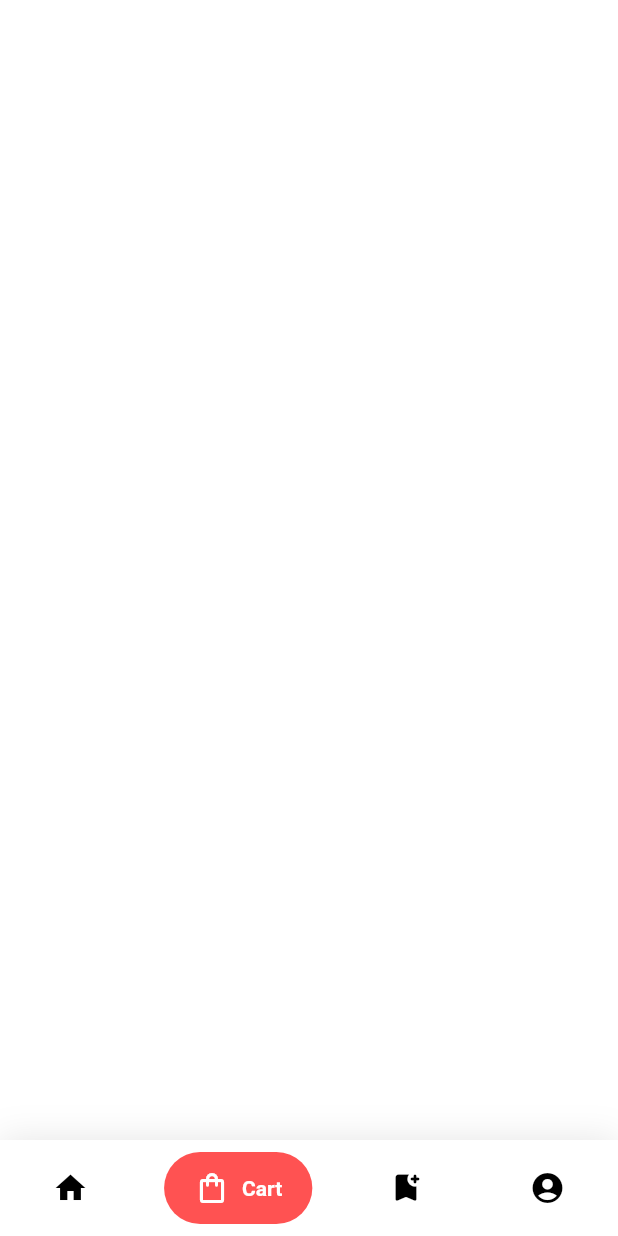
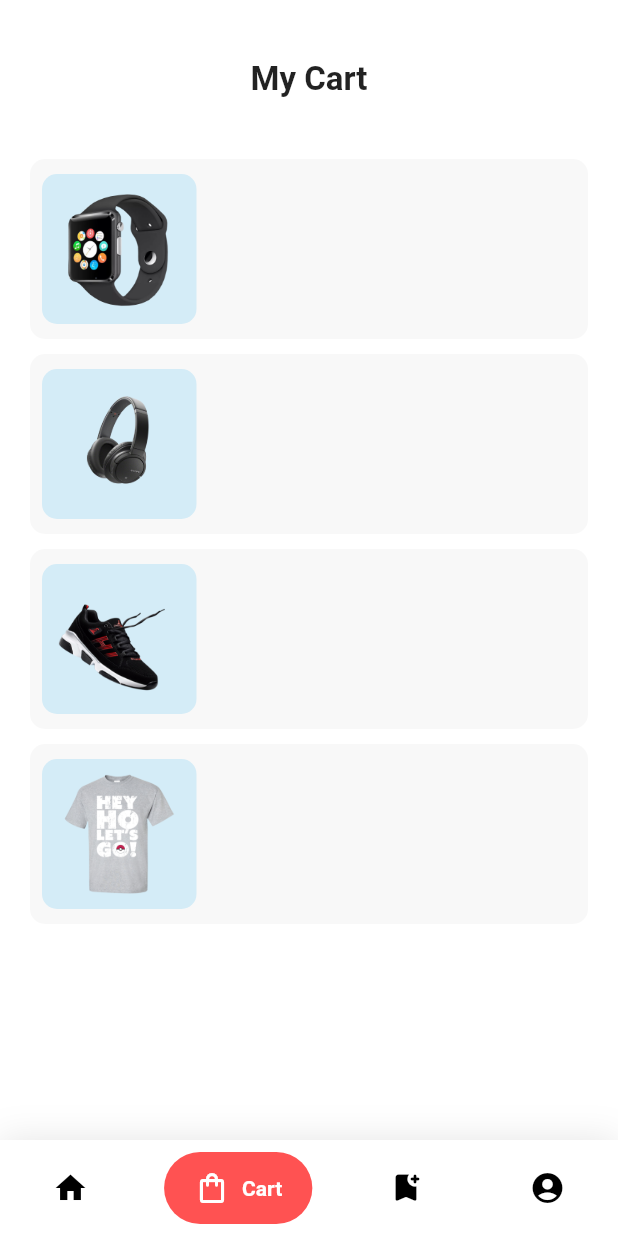
Before and after one commit to Souravcv/e-commerce, a Flutter app: the screen it shows once a user with an empty profile is signed in, item 2 of the bottom bar chosen, on a phone screen of 412 x 824 dp. Run offline on Flutter 3.47's test engine with Material 2 defaults, Android fonts, the phone set to English and light mode, and no system bars; drawn by our look-alikes of google_nav_bar; our stand-ins replace firebase_auth, firebase_core, flutter_image_slideshow, flutter_rating_bar, pinput; accounts and stored records are empty.

Commit message:
first commit

```diff
--- /dev/null
+++ b/lib/screens/cart_screen.dart
@@ -0,0 +1,164 @@
+import 'package:flutter/material.dart';
+import 'package:flutter/src/widgets/framework.dart';
+import 'package:flutter/src/widgets/placeholder.dart';
+
+class CartScreen extends StatelessWidget {
+  CartScreen({super.key});
+  List<String> pNames = [
+    "Apple Watch -M2",
+    "White Tshirt",
+    "Nike Shoe",
+    "Ear Headphone",
+  ];
+  var pSizes = ["38", "M", "S", "40"];
+
+  @override
+  Widget build(BuildContext context) {
+    return SingleChildScrollView(
+      child: Padding(
+        padding: EdgeInsets.only(top: 40, right: 20, left: 20),
+        child: Column(
+          children: [
+            Align(
+              child: Text(
+                "My Cart",
+                style: TextStyle(fontSize: 22, fontWeight: FontWeight.bold),
+              ),
+            ),
+          const  SizedBox(height: 40,),
+          Column(
+            children: [
+
+              Container(
+                height: 120,
+                width: MediaQuery.of(context).size.width,
+                decoration: BoxDecoration(
+                  color: Color.fromARGB(255, 248, 248, 248),
+                  borderRadius: BorderRadius.circular(10)
+                ),
+                child: Row(
+
+                  children: [
+                    Container(
+                      height: 100,
+                      width: MediaQuery.of(context).size.width / 4,
+                      margin: EdgeInsets.only(left: 8),
+                       padding: EdgeInsets.all(10),
+                      decoration: BoxDecoration(
+                        color: Color(0xFFD4ECF7),
+                        borderRadius: BorderRadius.circular(10),
+
+                      ),
+                      child:Image.asset("assets/Apple Watch -M2.png"),
+                    ),
+
+
+                  ],
+
+                ),
+
+              ),
+              SizedBox(height: 10,),
+                Container(
+                height: 120,
+                width: MediaQuery.of(context).size.width,
+                decoration: BoxDecoration(
+                  color: Color.fromARGB(255, 248, 248, 248),
+                  borderRadius: BorderRadius.circular(10)
+                ),
+                child: Row(
+
+                  children: [
+                    Container(
+                      height: 100,
+                      width: MediaQuery.of(context).size.width / 4,
+
+                      margin: EdgeInsets.only(left: 8),
+                       padding: EdgeInsets.all(10),
+                      decoration: BoxDecoration(
+                        color: Color(0xFFD4ECF7),
+                        borderRadius: BorderRadius.circular(10),
+
+                      ),
+                      child:Image.asset("assets/Ear Headphone.png"),
+                    ),
+
+
+
+                  ],
+
+                ),
+
+              ),
+              SizedBox(height: 10,),
+                Container(
+                height: 120,
+                width: MediaQuery.of(context).size.width,
+                decoration: BoxDecoration(
+                  color: Color.fromARGB(255, 248, 248, 248),
+                  borderRadius: BorderRadius.circular(10)
+                ),
+                child: Row(
+
+                  children: [
+                    Container(
+                      height: 100,
+                      width: MediaQuery.of(context).size.width / 4,
+                      margin: EdgeInsets.only(left: 8),
+                       padding: EdgeInsets.all(10),
+                      decoration: BoxDecoration(
+                        color: Color(0xFFD4ECF7),
+                        borderRadius: BorderRadius.circular(10),
+
+                      ),
+                      child:Image.asset("assets/Nike Shoe.png"),
+                    ),
+
+
+
+                  ],
+
+                ),
+
+              ),
+
+               SizedBox(height: 10,),
+                Container(
+                height: 120,
+                width: MediaQuery.of(context).size.width,
+                decoration: BoxDecoration(
+                  color: Color.fromARGB(255, 248, 248, 248),
+                  borderRadius: BorderRadius.circular(10)
+                ),
+                child: Row(
+
+                  children: [
+                    Container(
+                      height: 100,
+                      width: MediaQuery.of(context).size.width / 4,
+                      margin: EdgeInsets.only(left: 8),
+                       padding: EdgeInsets.all(10),
+                      decoration: BoxDecoration(
+                        color: Color(0xFFD4ECF7),
+                        borderRadius: BorderRadius.circular(10),
+
+                      ),
+                      child:Image.asset("assets/White Tshirt.png"),
+                    ),
+
+
+
+                  ],
+
+                ),
+
+              ),
+
+            ],
+          )
+          ],
+        ),
+      ),
+    );
+  }
+}
--- a/lib/screens/home_screen.dart
+++ b/lib/screens/home_screen.dart
@@ -1,3 +1,4 @@
+import 'package:e_comores/screens/cart_screen.dart';
 import 'package:e_comores/screens/page_one.dart';
 import 'package:firebase_auth/firebase_auth.dart';
 import 'package:flutter/material.dart';
@@ -14,7 +15,7 @@ class _HomeScreenState extends State<HomeScreen> {
   int _selectedintext = 0;
   static List<Widget> _widgetOption = <Widget>[
     Home(),
-    Container(),
+    CartScreen(),
     Container(),
     Container(),
   ];
--- a/pubspec.yaml
+++ b/pubspec.yaml
@@ -42,6 +42,8 @@ dependencies:
   pinput: ^2.2.31
   google_nav_bar: ^5.0.6
   line_icons: ^2.0.1
+  flutter_image_slideshow: ^0.1.4
+  flutter_rating_bar: ^4.0.1
 
 dev_dependencies:
   flutter_test:
```
Also changed, not shown: lib/screens/item_screen.dart (added, +150 -0 lines), lib/screens/page_one.dart (+17 -8 lines), lib/screens/product_image_slider.dart (added, +43 -0 lines), lib/widges/grid_items.dart (+48 -5 lines), pubspec.lock.
